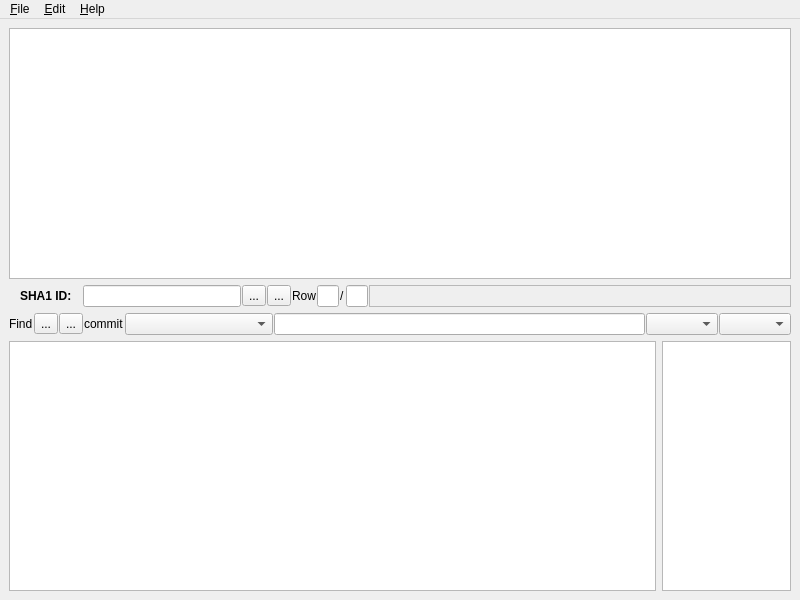
First picture: the form in ui/mainwindow.ui, repository abmyii/DoltK, before the edit.
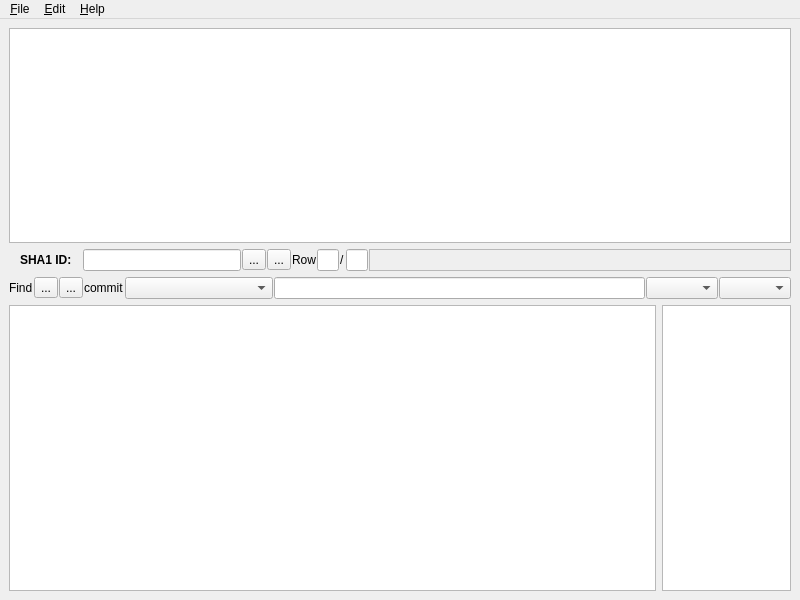
Second picture: the form after the edit.

Commit message: Modify font and add commit author's email

Patch:
```diff
--- a/ui/mainwindow.ui
+++ b/ui/mainwindow.ui
@@ -14,16 +14,22 @@
    <string>DoltK</string>
   </property>
   <widget class="QWidget" name="centralwidget">
-   <layout class="QVBoxLayout" name="verticalLayout" stretch="40,1,1,40">
+   <layout class="QVBoxLayout" name="verticalLayout" stretch="30,1,1,40">
     <item>
      <widget class="QTableView" name="commit_history">
       <property name="font">
        <font>
-        <family>Noto Mono</family>
+        <family>Sans Serif</family>
         <pointsize>9</pointsize>
         <kerning>false</kerning>
        </font>
       </property>
+      <property name="showGrid">
+       <bool>false</bool>
+      </property>
+      <property name="gridStyle">
+       <enum>Qt::SolidLine</enum>
+      </property>
       <attribute name="horizontalHeaderVisible">
        <bool>true</bool>
       </attribute>
```
The commit also changes 1 other file.
